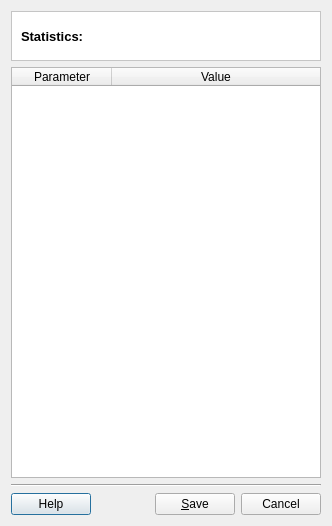
Before: the Qt Designer form src/terralib/statistics/qt/ui/StatisticsDialogForm.ui in claudiobogossian/terralib5, drawn with Qt 5.
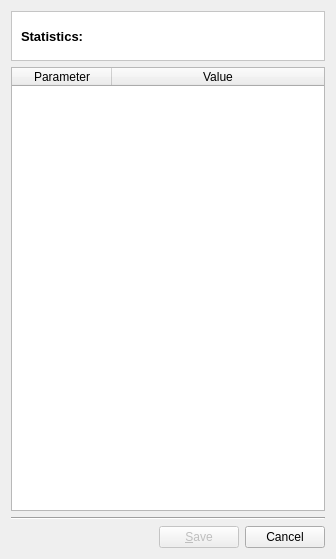
After: the same form once the commit is applied.

Commit message: removing help button. disabling save button.

What changed in the file:
```diff
--- a/src/terralib/statistics/qt/ui/StatisticsDialogForm.ui
+++ b/src/terralib/statistics/qt/ui/StatisticsDialogForm.ui
@@ -6,8 +6,8 @@
    <rect>
     <x>0</x>
     <y>0</y>
-    <width>331</width>
-    <height>526</height>
+    <width>336</width>
+    <height>559</height>
    </rect>
   </property>
   <property name="windowTitle">
@@ -110,14 +110,17 @@
      </item>
      <item row="3" column="0">
       <layout class="QGridLayout" name="gridLayout_2">
-       <item row="0" column="0">
-        <widget class="QPushButton" name="m_helpPushButton">
-         <property name="text">
-          <string>Help</string>
-         </property>
-        </widget>
-       </item>
        <item row="0" column="1">
+        <widget class="QPushButton" name="m_savePushButton">
+         <property name="enabled">
+          <bool>false</bool>
+         </property>
+         <property name="text">
+          <string>&amp;Save</string>
+         </property>
+        </widget>
+       </item>
+       <item row="0" column="0">
         <spacer name="horizontalSpacer">
          <property name="orientation">
           <enum>Qt::Horizontal</enum>
@@ -131,13 +134,6 @@
         </spacer>
        </item>
        <item row="0" column="2">
-        <widget class="QPushButton" name="m_savePushButton">
-         <property name="text">
-          <string>&amp;Save</string>
-         </property>
-        </widget>
-       </item>
-       <item row="0" column="3">
         <widget class="QPushButton" name="m_cancelPushButton">
          <property name="text">
           <string>Cancel</string>
```
The commit also changes 2 other files.
